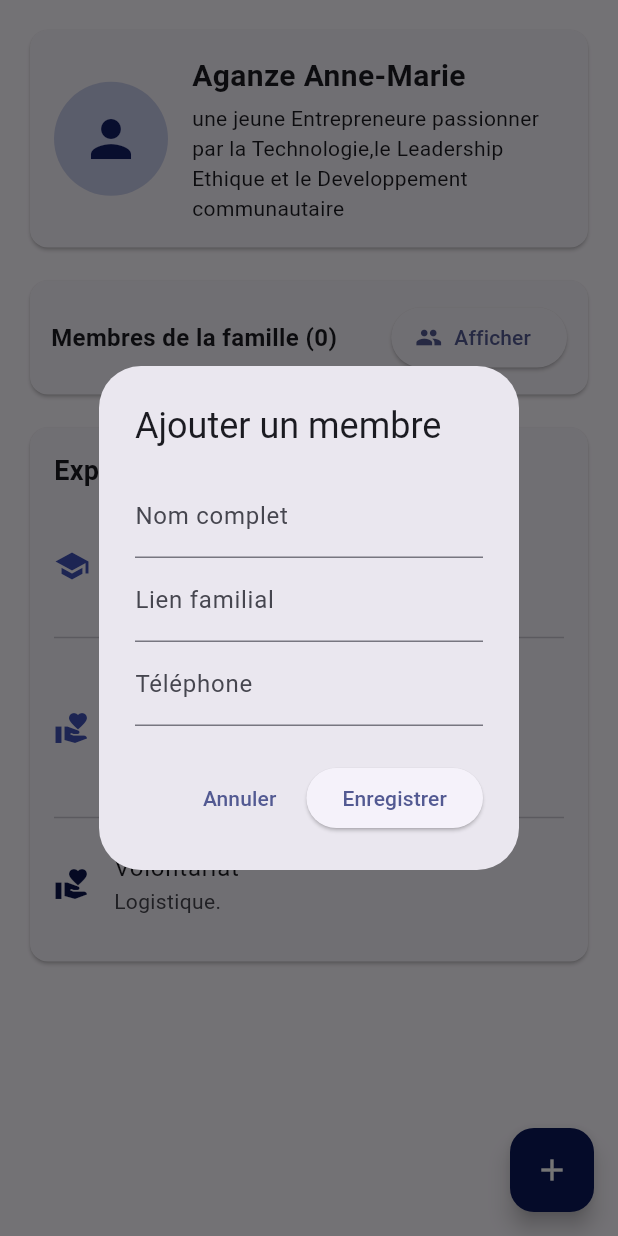
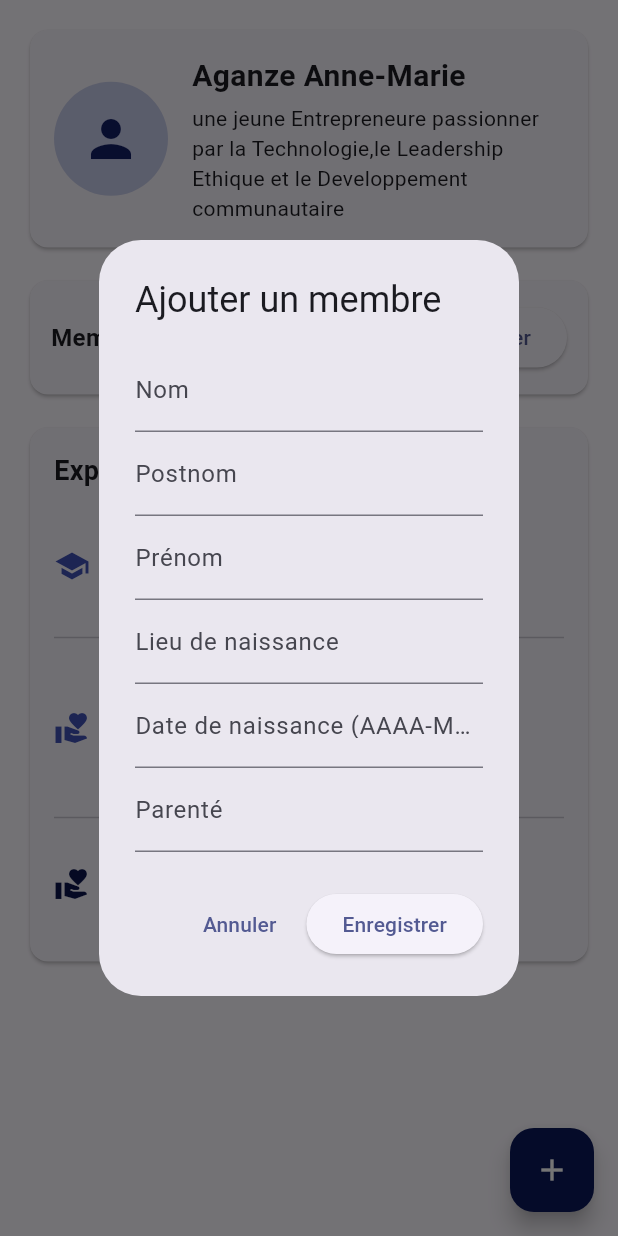
Before and after one commit to annemarieaganze-maker/my_cv, a Flutter app: the ProfilEtFamillePage screen opened directly with empty values, after a tap on "Afficher", after a tap on "Masquer", after a tap on the "add" icon, on a phone screen of 412 x 824 dp. Run offline on Flutter 3.47's test engine with Material 3 defaults, Android fonts, the phone set to English and light mode, and no system bars; our stand-ins replace shared_preferences; accounts and stored records are empty; network calls fail.

Commit message:
modification
tes

```diff
--- a/cv_flutte_anne/lib/main.dart
+++ b/cv_flutte_anne/lib/main.dart
@@ -1,5 +1,4 @@
 import 'services/api_service.dart';
-import 'dart:typed_data';
 import 'package:flutter/material.dart';
 
 void main() {
@@ -7,16 +6,39 @@ void main() {
 }
 
 class MembreFamille {
+  int? id;
   String nom;
-  String lien;
-  String telephone;
+  String postnom;
+  String prenom;
+  String lieuNaissance;
+  String dateNaissance;
+  String parente;
 
   MembreFamille({
+    this.id,
     required this.nom,
-    required this.lien,
-    required this.telephone,
+    required this.postnom,
+    required this.prenom,
+    required this.lieuNaissance,
+    required this.dateNaissance,
+    required this.parente,
   });
+
+  factory MembreFamille.fromJson(Map<String, dynamic> json) {
+    return MembreFamille(
+      id: json['id'] is int
+          ? json['id']
+          : int.tryParse(json['id'].toString()),
+      nom: json['nom'] ?? '',
+      postnom: json['postnom'] ?? '',
+      prenom: json['prenom'] ?? '',
+      lieuNaissance: json['lieu_naissance'] ?? '',
+      dateNaissance: json['date_naissance'] ?? '',
+      parente: json['parente'] ?? '',
+    );
   }
+}
+
 
 class MonCV extends StatefulWidget {
   const MonCV({super.key});
@@ -30,18 +52,50 @@ class _MonCVState extends State<MonCV> {
   String _utilisateurConnecte = '';
   int _indexActuel = 0;
 
-  final List<MembreFamille> _membres = [
-    MembreFamille(nom: 'Jean Aganze', lien: 'Père', telephone: '+243 ...'),
-    MembreFamille(nom: 'Marie Kavira', lien: 'Mère', telephone: '+243 ...'),
+   List<MembreFamille> _membres = [
+   MembreFamille(
+    nom: 'Mushagalusa',
+    postnom: 'Bahati',
+    prenom: 'Jean',
+    lieuNaissance: 'Butembo',
+    dateNaissance: '8 septembre 1969',
+    parente: 'Père',
+  ),
+  MembreFamille(
+    nom: 'Kavira',
+    postnom: 'Dunia',
+    prenom: 'Marie',
+    lieuNaissance: 'Goma',
+    dateNaissance: '7 juillet 1898',
+    parente: 'Mère',
+  ),
 ];
+@override
+void initState(){
+  super.initState();
+  _chargerMembres();
+}
+Future<void> _chargerMembres()async{
+  try {
+    final donnees=await
+  ApiService.getMembres();
+  if(!mounted)return;
+  setState(() {
+    _membres= donnees.map((membre){
+      return MembreFamille.fromJson(
+        Map<String,dynamic>.from(membre
+      ),);
+    }).toList();
+  });
+  } catch (e) {
+    debugPrint('Erreur de chargement:$e');
+  } {
+  }
+}
 
-  void _seConnecter(String identifiant) {
-    setState(() {
-      _utilisateurConnecte = identifiant;
-      _estConnecte = true;
-      _indexActuel = 0;
-    });
-  }
+
+
+
   Future<void> _soumettreConnexion(String email, String password) async {
   try {
     final res = await ApiService.login(
@@ -76,17 +130,98 @@ class _MonCVState extends State<MonCV> {
     setState(() => _indexActuel = index);
   }
 
-  void _ajouterMembre(MembreFamille m) {
-    setState(() => _membres.add(m));
+  Future<void> _ajouterMembre(MembreFamille membre) async {
+  try {
+    await ApiService.createMembre(
+      nom: membre.nom,
+      postnom: membre.postnom,
+      prenom: membre.prenom,
+      lieuNaissance: membre.lieuNaissance,
+      dateNaissance: membre.dateNaissance,
+      parente: membre.parente,
+    );
+
+    await _chargerMembres();
+
+    if (!mounted) return;
+
+    ScaffoldMessenger.of(context).showSnackBar(
+      const SnackBar(
+        content: Text('Membre ajouté avec succès !'),
+      ),
+    );
+  } catch (e) {
+    if (!mounted) return;
+
+    ScaffoldMessenger.of(context).showSnackBar(
+      SnackBar(content: Text('Erreur : $e')),
+    );
+  }
 }
 
-  void _modifierMembre(int index, MembreFamille m) {
-    setState(() => _membres[index] = m);
+
+
+  Future<void> _modifierMembre(int index, MembreFamille m) async {
+  try {
+    if (m.id == null) {
+      throw Exception('Identifiant du membre introuvable.');
     }
 
-  void _supprimerMembre(int index) {
-    setState(() => _membres.removeAt(index));
+    await ApiService.updateMembre(
+      id: m.id!,
+      nom: m.nom,
+      postnom: m.postnom,
+      prenom: m.prenom,
+      lieuNaissance: m.lieuNaissance,
+      dateNaissance: m.dateNaissance,
+      parente: m.parente,
+    );
+
+    await _chargerMembres();
+
+    if (!mounted) return;
+
+    ScaffoldMessenger.of(context).showSnackBar(
+      const SnackBar(content: Text('Membre modifié avec succès !')),
+    );
+  } catch (e) {
+    if (!mounted) return;
+
+    ScaffoldMessenger.of(context).showSnackBar(
+      SnackBar(content: Text('Erreur : $e')),
+    );
   }
+}
+
+
+  Future<void> _supprimerMembre(int index) async {
+  try {
+    final membre = _membres[index];
+
+    if (membre.id == null) {
+      throw Exception('Identifiant du membre introuvable.');
+    }
+
+    await ApiService.deleteMembre(membre.id!);
+
+    await _chargerMembres();
+
+    if (!mounted) return;
+
+    ScaffoldMessenger.of(context).showSnackBar(
+      const SnackBar(
+        content: Text('Membre supprimé avec succès !'),
+      ),
+    );
+  } catch (e) {
+    if (!mounted) return;
+
+    ScaffoldMessenger.of(context).showSnackBar(
+      SnackBar(content: Text('Erreur : $e')),
+    );
+  }
+}
+
 
   @override
   Widget build(BuildContext context) {
@@ -114,10 +249,10 @@ class _MonCVState extends State<MonCV> {
         useMaterial3: true,
       ),
       home: !_estConnecte
-          ? ConnexionPage(onConnecte: (identifiant){
-            _soumettreConnexion(identifiant,'');
-            }
-          )
+          ? ConnexionPage(onConnecte:
+            _soumettreConnexion)
+
+
           : Scaffold(
               appBar: AppBar(
                 backgroundColor: const Color.fromARGB(255, 16, 4, 71),
@@ -158,7 +293,7 @@ class _MonCVState extends State<MonCV> {
 }
 
 class ConnexionPage extends StatefulWidget {
-  final void Function(String identifiant) onConnecte;
+  final Future<void>Function(String email,String password) onConnecte;
 
   const ConnexionPage({super.key, required this.onConnecte});
 
@@ -171,7 +306,7 @@ class _ConnexionPageState extends State<ConnexionPage> {
   final _motDePasseCtrl = TextEditingController();
   String? _messageErreur;
 
-  void _validerConnexion() {
+  Future<void> _validerConnexion()async {
     final identifiant = _identifiantCtrl.text.trim();
     final motDePasse = _motDePasseCtrl.text.trim();
 
@@ -184,7 +319,7 @@ class _ConnexionPageState extends State<ConnexionPage> {
     }
 
     setState(() => _messageErreur = null);
-    widget.onConnecte(identifiant);
+    await widget.onConnecte(identifiant , motDePasse);
   }
 
   @override
@@ -244,7 +379,7 @@ class _ConnexionPageState extends State<ConnexionPage> {
                     ],
                     const SizedBox(height: 18),
                     ElevatedButton(
-                      onPressed: _validerConnexion,
+                      onPressed: () async {await _validerConnexion();},
                       child: const Padding(
                         padding: EdgeInsets.symmetric(vertical: 12),
                         child: Text('Se connecter'),
@@ -341,8 +476,11 @@ class _ProfilEtFamillePageState extends State<ProfilEtFamillePage> {
     int? index,
   }) {
     final nomCtrl = TextEditingController(text: membre?.nom ?? '');
-    final lienCtrl = TextEditingController(text: membre?.lien ?? '');
-    final telCtrl = TextEditingController(text: membre?.telephone ?? '');
+final postnomCtrl = TextEditingController(text: membre?.postnom ?? '');
+final prenomCtrl = TextEditingController(text: membre?.prenom ?? '');
+final lieuCtrl = TextEditingController(text: membre?.lieuNaissance ?? '');
+final dateCtrl = TextEditingController(text: membre?.dateNaissance ?? '');
+final parenteCtrl = TextEditingController(text: membre?.parente ?? '');
 
     showDialog(
       context: context,
@@ -353,16 +491,29 @@ class _ProfilEtFamillePageState extends State<ProfilEtFamillePage> {
           children: [
     TextField(
   controller: nomCtrl,
-              decoration: const InputDecoration(labelText: 'Nom complet'),
+  decoration: const InputDecoration(labelText: 'Nom'),
 ),
 TextField(
-              controller: lienCtrl,
-              decoration: const InputDecoration(labelText: 'Lien familial'),
+  controller: postnomCtrl,
+  decoration: const InputDecoration(labelText: 'Postnom'),
 ),
 TextField(
-              controller: telCtrl,
-              decoration: const InputDecoration(labelText: 'Téléphone'),
+  controller: prenomCtrl,
+  decoration: const InputDecoration(labelText: 'Prénom'),
 ),
+TextField(
+  controller: lieuCtrl,
+  decoration: const InputDecoration(labelText: 'Lieu de naissance'),
+),
+TextField(
+  controller: dateCtrl,
+  decoration: const InputDecoration(labelText: 'Date de naissance (AAAA-MM-JJ)'),
+),
+TextField(
+  controller: parenteCtrl,
+  decoration: const InputDecoration(labelText: 'Parenté'),
+),
+
           ],
         ),
         actions: [
@@ -376,9 +527,13 @@ class _ProfilEtFamillePageState extends State<ProfilEtFamillePage> {
               if (nom.isEmpty) return;
 
               final nouveau = MembreFamille(
-                nom: nom,
-                lien: lienCtrl.text.trim(),
-                telephone: telCtrl.text.trim(),
+  id: membre?.id,
+  nom: nomCtrl.text.trim(),
+  postnom: postnomCtrl.text.trim(),
+  prenom: prenomCtrl.text.trim(),
+  lieuNaissance: lieuCtrl.text.trim(),
+  dateNaissance: dateCtrl.text.trim(),
+  parente: parenteCtrl.text.trim(),
 );
 
               if (index != null) {
@@ -413,8 +568,13 @@ class _ProfilEtFamillePageState extends State<ProfilEtFamillePage> {
               style: const TextStyle(fontSize: 18, fontWeight: FontWeight.bold),
             ),
             const SizedBox(height: 6),
-            Text('Lien : ${membre.lien}'),
-            Text('Téléphone : ${membre.telephone}'),
+           Text('Nom : ${membre.nom}'),
+Text('Postnom : ${membre.postnom}'),
+Text('Prénom : ${membre.prenom}'),
+Text('Lieu de naissance : ${membre.lieuNaissance}'),
+Text('Date de naissance : ${membre.dateNaissance}'),
+Text('Parenté : ${membre.parente}'),
+
             const SizedBox(height: 16),
             Row(
               mainAxisAlignment: MainAxisAlignment.end,
@@ -552,8 +712,8 @@ class _ProfilEtFamillePageState extends State<ProfilEtFamillePage> {
                         final m = widget.membres[index];
                         return ListTile(
   contentPadding: EdgeInsets.zero,
-                          title: Text(m.nom),
-                          subtitle: Text('${m.lien} • ${m.telephone}'),
+  title: Text('${m.nom} ${m.postnom} ${m.prenom}'),
+  subtitle: Text(m.parente),
   trailing: const Icon(Icons.chevron_right),
   onTap: () => _ouvrirDetail(context, index),
 );
--- a/cv_flutte_anne/lib/services/api_service.dart
+++ b/cv_flutte_anne/lib/services/api_service.dart
@@ -8,7 +8,7 @@ class ApiService {
   // - Émulateur Android : http://10.0.2.2/api-test/public
   // - Web / Windows / iOS sim : http://localhost/api-test/public
   // - Téléphone physique : http://<IP_DE_VOTRE_PC>/api-test/public
-  static const String baseUrl = 'http://localhost/api-test/public';
+  static const String baseUrl = 'http://10.0.2.2/api-test/public';
   static const String _userKey = 'logged_in_user';
 
   static Map<String, String> get _jsonHeaders => {
```
Also changed, not shown: cv_flutte_anne/pubspec.yaml (+4 -4 lines), cv_flutte_anne/pubspec.lock, 1 other file. Lines whose indentation alone changed are shown as unchanged.
